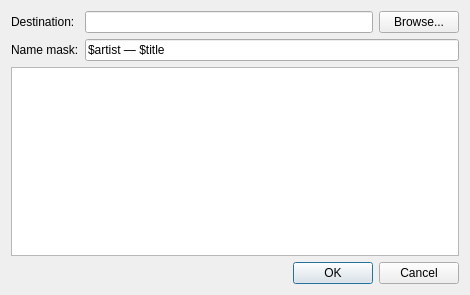
Qt form src/plugins/lmp/radiotracksgrabdialog.ui (0xd34df00d/leechcraft) before a commit.
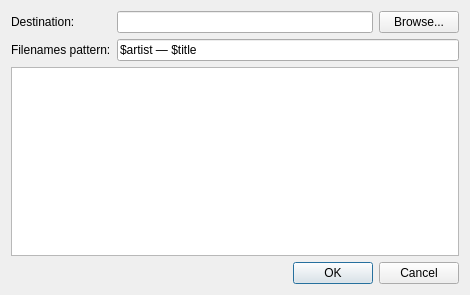
The same form after that commit.

Commit message: [LMP] Better filename mask label text.

Diff of the .ui file:
```diff
--- a/src/plugins/lmp/radiotracksgrabdialog.ui
+++ b/src/plugins/lmp/radiotracksgrabdialog.ui
@@ -38,7 +38,7 @@
    <item row="1" column="0">
     <widget class="QLabel" name="label_2">
      <property name="text">
-      <string>Name mask:</string>
+      <string>Filenames pattern:</string>
      </property>
     </widget>
    </item>
```
